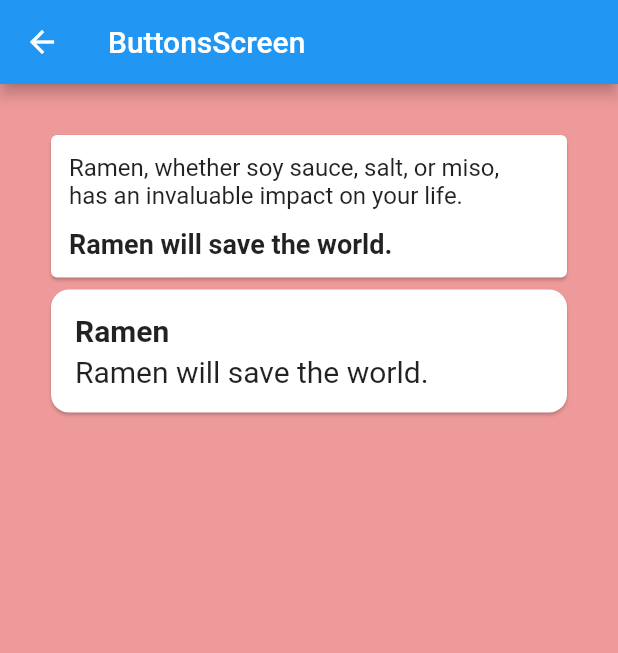
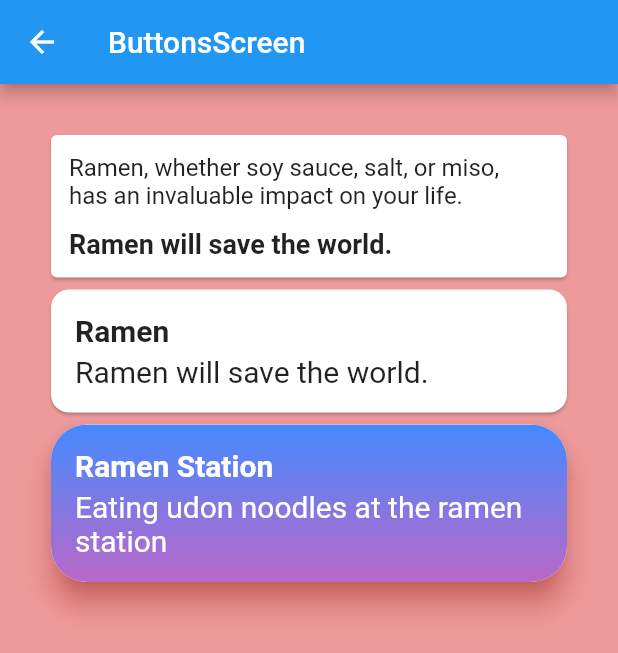
Before and after one commit to ramen2020/flutter_cheat, a Flutter app: the CardScreen screen opened directly, on a phone screen of 412 x 824 dp. Shown: the top 653 px of the screen. Run offline on Flutter 3.47's test engine with Material 2 defaults, Android fonts, the phone set to English and light mode, and no system bars.

Commit message:
add ramen station card

```diff
--- a/lib/screen/card/card_screen.dart
+++ b/lib/screen/card/card_screen.dart
@@ -14,6 +14,45 @@ class CardScreen extends StatelessWidget {
             child: ListView(children: [
               card1(context),
               card2(context),
+              Card(
+                shadowColor: Colors.red,
+                elevation: 8,
+                clipBehavior: Clip.antiAlias,
+                shape: RoundedRectangleBorder(
+                  borderRadius: BorderRadius.circular(24),
+                ),
+                child: Container(
+                  decoration: BoxDecoration(
+                    gradient: LinearGradient(
+                      colors: [Colors.blueAccent, Colors.purple[300]],
+                      begin: Alignment.topCenter,
+                      end: Alignment.bottomCenter,
+                    ),
+                  ),
+                  padding: EdgeInsets.all(16),
+                  child: Column(
+                    crossAxisAlignment: CrossAxisAlignment.start,
+                    children: [
+                      Text(
+                        'Ramen Station',
+                        style: TextStyle(
+                          fontSize: 20,
+                          color: Colors.white,
+                          fontWeight: FontWeight.bold,
+                        ),
+                      ),
+                      const SizedBox(height: 4),
+                      Text(
+                        'Eating udon noodles at the ramen station',
+                        style: TextStyle(
+                          fontSize: 20,
+                          color: Colors.white,
+                        ),
+                      ),
+                    ],
+                  ),
+                ),
+              )
             ])));
   }
 }
```
